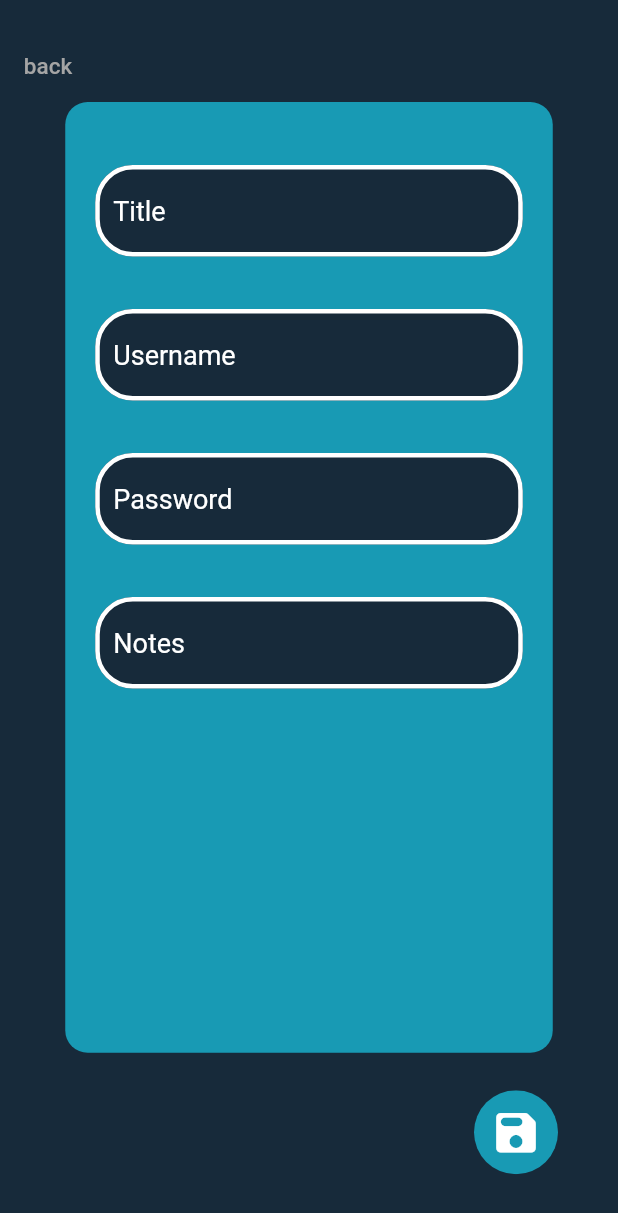
After one commit to kevin-gonzalez16/TrueVault, a Flutter app: the NewRecordForm screen opened directly, on a phone screen of 412 x 824 dp. The commit adds this screen. Shown: the top 1213 px of the screen. Run offline on Flutter 3.47's test engine with Material 2 defaults, Android fonts, the phone set to English and light mode, and no system bars.

Commit message:
Added two screens and did integration/widget testing

```diff
--- a/lib/screens/login_screen.dart
+++ b/lib/screens/login_screen.dart
@@ -13,6 +13,7 @@ class _LoginScreenState extends State<LoginScreen> {
   @override
   Widget build(BuildContext context) {
     return Scaffold(
+        resizeToAvoidBottomInset: false, // set it to false
         backgroundColor: const Color.fromRGBO(23, 42, 58, 1.0),
         body: Center(
             child: Column(
--- /dev/null
+++ b/lib/screens/new_record_form.dart
@@ -0,0 +1,209 @@
+import 'package:flutter/material.dart';
+import 'package:true_vault/screens/choose_database_screen.dart';
+import 'package:true_vault/screens/main_screen.dart';
+import 'package:true_vault/utils/database.dart';
+import 'package:true_vault/screens/create_database_screen.dart';
+import 'package:true_vault/screens/view_database_screen.dart';
+import 'package:true_vault/utils/form.dart' as formClass;
+
+class NewRecordForm extends StatefulWidget {
+  const NewRecordForm({Key? key}) : super(key: key);
+
+  @override
+  State<NewRecordForm> createState() => _NewRecordFormState();
+}
+
+class _NewRecordFormState extends State<NewRecordForm> {
+  String title = "";
+  String username = "";
+  String password = "";
+  String notes = "";
+
+  @override
+  Widget build(BuildContext context) {
+    double phoneWidth = MediaQuery.of(context).size.width;
+    double height = MediaQuery.of(context).size.height;
+    var padding = MediaQuery.of(context).viewPadding;
+    double phoneHeight = height - padding.top - padding.bottom;
+
+    return Scaffold(
+        backgroundColor: Color.fromRGBO(23, 42, 58, 1.0),
+        resizeToAvoidBottomInset: false,
+        body: Center(
+            child: Column(
+          children: [
+            Container(
+              height: 20.0,
+            ),
+            Align(
+              alignment: Alignment.centerLeft,
+              child: TextButton(
+                onPressed: () {
+                  Navigator.pop(context);
+                },
+                style: TextButton.styleFrom(
+                  primary: const Color.fromRGBO(165, 165, 165, 1),
+                ),
+                child: const Text(
+                  "back",
+                  style: TextStyle(fontSize: 15),
+                ),
+              ),
+            ),
+            Container(
+                width: 325.0,
+                height: phoneHeight / 1.3,
+                decoration: const BoxDecoration(
+                  borderRadius: BorderRadius.all(Radius.circular(15)),
+                  color: Color(0xff189AB4),
+                ),
+                child: Column(
+                  children: [
+                    Padding(
+                      padding: const EdgeInsets.fromLTRB(20, 42, 20, 20),
+                      child: TextField(
+                        key: const Key("title-input-new-form"),
+                        onChanged: (newText) {
+                          setState(() {
+                            title = newText;
+                          });
+                        },
+                        style: TextStyle(color: Colors.white),
+                        decoration: InputDecoration(
+                          filled: true,
+                          fillColor: Color.fromRGBO(23, 42, 58, 1.0),
+                          focusedBorder: OutlineInputBorder(
+                            borderSide:
+                                BorderSide(width: 3, color: Colors.white),
+                            borderRadius: BorderRadius.circular(25.0),
+                          ),
+                          enabledBorder: OutlineInputBorder(
+                            borderSide:
+                                BorderSide(width: 3, color: Colors.white),
+                            borderRadius: BorderRadius.circular(25.0),
+                          ),
+                          hintText: "Title",
+                          hintStyle:
+                              TextStyle(fontSize: 18, color: Colors.white),
+                        ),
+                      ),
+                    ),
+                    Padding(
+                      padding: const EdgeInsets.fromLTRB(20, 15, 20, 20),
+                      child: TextField(
+                        key: const Key("username-input-new-form"),
+                        onChanged: (newText) {
+                          username = newText;
+                        },
+                        style: TextStyle(color: Colors.white),
+                        decoration: InputDecoration(
+                          filled: true,
+                          fillColor: Color.fromRGBO(23, 42, 58, 1.0),
+                          focusedBorder: OutlineInputBorder(
+                            borderSide:
+                                BorderSide(width: 3, color: Colors.white),
+                            borderRadius: BorderRadius.circular(25.0),
+                          ),
+                          enabledBorder: OutlineInputBorder(
+                            borderSide:
+                                BorderSide(width: 3, color: Colors.white),
+                            borderRadius: BorderRadius.circular(25.0),
+                          ),
+                          hintText: "Username",
+                          hintStyle:
+                              TextStyle(fontSize: 18, color: Colors.white),
+                        ),
+                      ),
+                    ),
+                    Padding(
+                      padding: const EdgeInsets.fromLTRB(20, 15, 20, 20),
+                      child: TextField(
+                        key: const Key("password-input-new-form"),
+                        onChanged: (newText) {
+                          password = newText;
+                        },
+                        style: TextStyle(color: Colors.white),
+                        decoration: InputDecoration(
+                          filled: true,
+                          fillColor: Color.fromRGBO(23, 42, 58, 1.0),
+                          focusedBorder: OutlineInputBorder(
+                            borderSide:
+                                BorderSide(width: 3, color: Colors.white),
+                            borderRadius: BorderRadius.circular(25.0),
+                          ),
+                          enabledBorder: OutlineInputBorder(
+                            borderSide:
+                                BorderSide(width: 3, color: Colors.white),
+                            borderRadius: BorderRadius.circular(25.0),
+                          ),
+                          hintText: 'Password',
+                          hintStyle:
+                              TextStyle(fontSize: 18, color: Colors.white),
+                        ),
+                      ),
+                    ),
+                    Padding(
+                      padding: const EdgeInsets.fromLTRB(20, 15, 20, 20),
+                      child: TextField(
+                        key: const Key("notes-input-new-form"),
+                        onChanged: (newText) {
+                          notes = newText;
+                        },
+                        style: TextStyle(color: Colors.white),
+                        minLines: 1,
+                        maxLines: 5,
+                        decoration: InputDecoration(
+                          filled: true,
+                          fillColor: Color.fromRGBO(23, 42, 58, 1.0),
+                          focusedBorder: OutlineInputBorder(
+                            borderSide:
+                                BorderSide(width: 3, color: Colors.white),
+                            borderRadius: BorderRadius.circular(25.0),
+                          ),
+                          enabledBorder: OutlineInputBorder(
+                            borderSide:
+                                BorderSide(width: 3, color: Colors.white),
+                            borderRadius: BorderRadius.circular(25.0),
+                          ),
+                          hintText: 'Notes',
+                          hintStyle:
+                              TextStyle(fontSize: 18, color: Colors.white),
+                        ),
+                      ),
+                    ),
+                  ],
+                )),
+            Container(
+              height: 25.0,
+            ),
+            Row(
+              mainAxisAlignment: MainAxisAlignment.end,
+              children: [
+                ClipOval(
+                  child: Material(
+                    color: Color(0xff189AB4), // Button color
+                    child: InkWell(
+                      key: const Key("new-form-save-button"),
+                      splashColor: Colors.white, // Splash color
+                      onTap: () async {
+                        formClass.Form newForm = formClass.Form(
+                            [title, username, password, notes, "", ""]);
+                        Navigator.pop(context, newForm);
+                      },
+                      child: SizedBox(
+                          width: 56,
+                          height: 56,
+                          child: Icon(Icons.save_rounded,
+                              size: 35, color: Colors.white)),
+                    ),
+                  ),
+                ),
+                Container(
+                  width: 40.0,
+                ),
+              ],
+            )
+          ],
+        )));
+  }
+}
--- a/lib/screens/register_screen.dart
+++ b/lib/screens/register_screen.dart
@@ -64,6 +64,7 @@ class _RegisterScreenState extends State<RegisterScreen> {
   @override
   Widget build(BuildContext context) {
     return Scaffold(
+        resizeToAvoidBottomInset: false, // set it to false
         backgroundColor: const Color.fromRGBO(23, 42, 58, 1.0),
         body: Center(
             child: Column(
@@ -96,6 +97,7 @@ class _RegisterScreenState extends State<RegisterScreen> {
               height: 60.0,
             ),
             TextField(
+              key: const Key("register-text-field-1"),
               controller: createMasterPasswordTextEditingController,
               onChanged: (password) => onPasswordChanged(password),
               obscureText: !_isVisible,
@@ -131,6 +133,7 @@ class _RegisterScreenState extends State<RegisterScreen> {
               height: 30.0,
             ),
             TextField(
+              key: const Key("register-text-field-2"),
               controller: confirmMasterPasswordTextEditingController,
               onChanged: (password) => onPasswordChanged(password),
               obscureText: !_isVisible,
```
Also changed, not shown: lib/screens/view_database_screen.dart (+24 -8 lines), lib/screens/view_record.dart (added, +297 -0 lines), test_driver/app_test.dart (+55 -2 lines), 3 other files.
